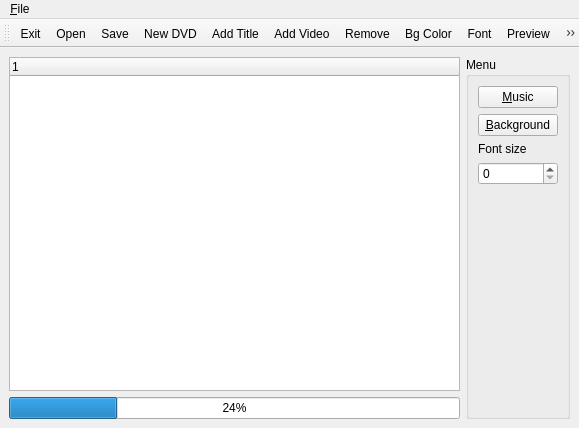
rickyrockrat/dvd-tools, file dvdtools/dvdmenu-qt4/qt4dvdmenuwnd.ui: the form before one commit.
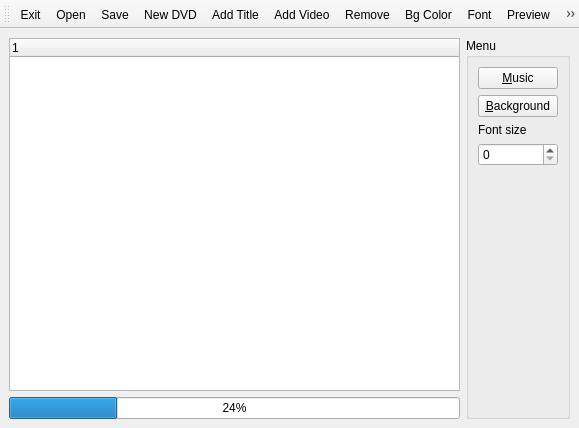
The form after the commit. Icons and pictures are not drawn.

Commit message: removed -g when compiling, removed empty menu

What changed in the file:
```diff
--- a/dvdtools/dvdmenu-qt4/qt4dvdmenuwnd.ui
+++ b/dvdtools/dvdmenu-qt4/qt4dvdmenuwnd.ui
@@ -88,24 +88,8 @@
     </item>
    </layout>
   </widget>
-  <widget class="QMenuBar" name="menubar" >
-   <property name="geometry" >
-    <rect>
-     <x>0</x>
-     <y>0</y>
-     <width>579</width>
-     <height>26</height>
-    </rect>
-   </property>
-   <widget class="QMenu" name="menu_File" >
-    <property name="title" >
-     <string>&amp;File</string>
-    </property>
-   </widget>
-   <addaction name="menu_File" />
-  </widget>
-  <widget class="QToolBar" name="toolBar" >
-   <property name="windowTitle" >
+  <widget class="QToolBar" name="toolBar">
+   <property name="windowTitle">
     <string>toolBar</string>
    </property>
    <attribute name="toolBarArea" >
@@ -114,20 +98,20 @@
    <attribute name="toolBarBreak" >
     <bool>false</bool>
    </attribute>
-   <addaction name="aExit" />
-   <addaction name="aOpen" />
-   <addaction name="aSave" />
-   <addaction name="aNewDVD" />
-   <addaction name="aAddTitle" />
-   <addaction name="aAddVideo" />
-   <addaction name="aRemove" />
-   <addaction name="aBgColor" />
-   <addaction name="aFont" />
-   <addaction name="aPreview" />
-   <addaction name="aDirectPlay" />
-   <addaction name="aMEncoder" />
-   <addaction name="separator" />
-   <addaction name="aEncode" />
+   <addaction name="aExit"/>
+   <addaction name="aOpen"/>
+   <addaction name="aSave"/>
+   <addaction name="aNewDVD"/>
+   <addaction name="aAddTitle"/>
+   <addaction name="aAddVideo"/>
+   <addaction name="aRemove"/>
+   <addaction name="aBgColor"/>
+   <addaction name="aFont"/>
+   <addaction name="aPreview"/>
+   <addaction name="aDirectPlay"/>
+   <addaction name="aMEncoder"/>
+   <addaction name="separator"/>
+   <addaction name="aEncode"/>
   </widget>
   <action name="aNewDVD" >
    <property name="icon" >
```
Left out of the diff: 186 changed lines with no effect on the pictures. The commit also changes 1 other file.
